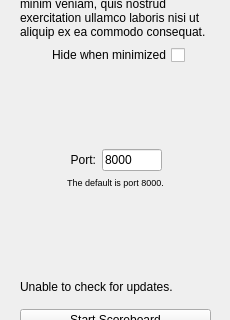
Before: the Qt Designer form NSOBridge.ui in someweisguy/NSOBridge, drawn with Qt 5; both pictures show x 0 to 230 and y 84 to 404 of the 230 by 500 pixel window.
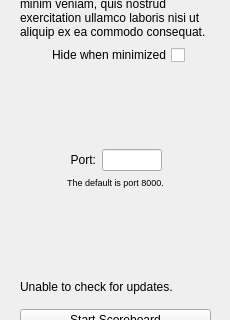
After: the same form once the commit is applied.

The edit to the form file:
```diff
--- a/NSOBridge.ui
+++ b/NSOBridge.ui
@@ -199,8 +199,8 @@
           <height>16777215</height>
          </size>
         </property>
-        <property name="text">
-         <string>8000</string>
+        <property name="maxLength">
+         <number>5</number>
         </property>
        </widget>
       </item>
```
